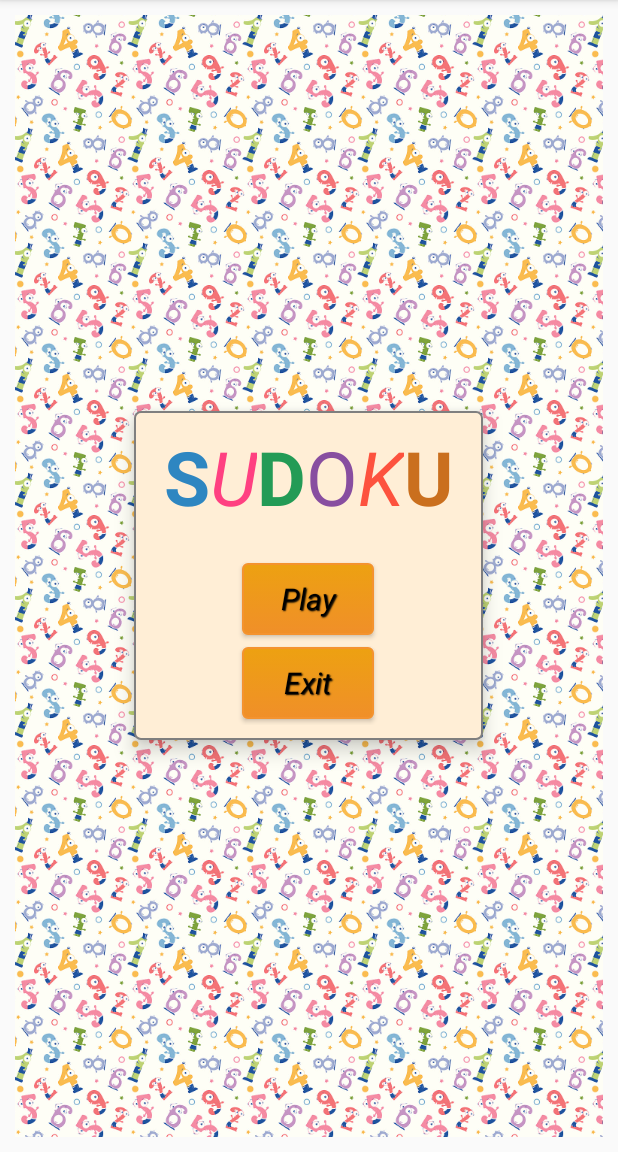
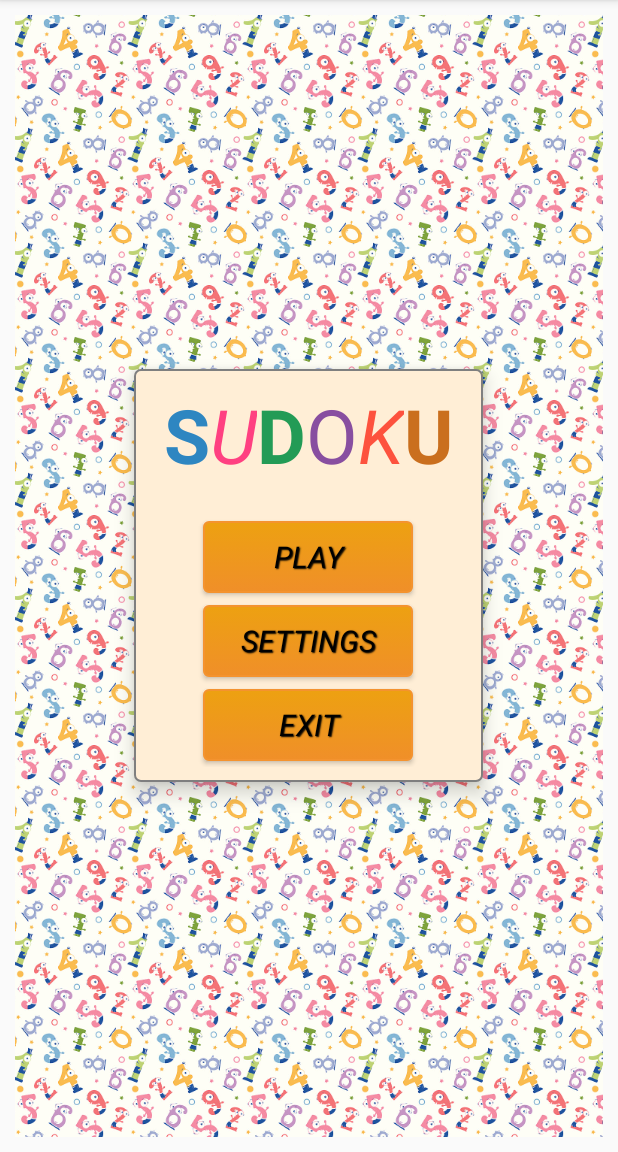
Before and after one commit to gautambaghel/sudoku, an Android app: the screen it shows after launch (MainActivity), on a phone screen of 412 x 824 dp, the part 84-1236 px from its top. Run offline under Robolectric (Android 15) with nearby library versions, the phone set to English and light mode, and no system bars.

Commit message:
settings added and saving. Works fine

```diff
--- /dev/null
+++ b/app/src/main/java/com/gautambaghel/sudoku/Settings.java
@@ -0,0 +1,46 @@
+package com.gautambaghel.sudoku;
+
+/*
+ * Created by Gautam on 10/27/17.
+ */
+
+class Settings {
+
+    private boolean music;
+    private String level;
+    final String[] GAME_LEVELS = {"EASY", "MEDIUM", "HARD"};
+    final String SETTINGS_DATA = "settings_data";
+
+    Settings() {
+        music = true;
+        level = "EASY";
+    }
+
+    boolean isMusic() {
+        return music;
+    }
+
+    void setMusic(boolean music) {
+        this.music = music;
+    }
+
+    String getLevel() {
+        return level;
+    }
+
+    void setLevel(String level) {
+        this.level = level;
+    }
+
+    @Override
+    public String toString() {
+        return Boolean.toString(music) + "," + level;
+    }
+
+    void applySettings(String settings) {
+        String[] s = settings.split(",");
+
+        music = Boolean.parseBoolean(s[0]);
+        level = s[1];
+    }
+}
--- a/app/src/main/res/layout/activity_main.xml
+++ b/app/src/main/res/layout/activity_main.xml
@@ -94,22 +94,32 @@
         <Button
             android:id="@+id/bSinglePlayer"
             style="@style/btnStyleYellow"
-            android:layout_width="wrap_content"
+            android:layout_width="140dp"
             android:layout_height="wrap_content"
             android:layout_gravity="center"
             android:layout_margin="@dimen/menu_button_margin"
             android:padding="@dimen/menu_button_padding"
-            android:text="Play" />
+            android:text="PLAY" />
+
+        <Button
+            android:id="@+id/bSettings"
+            style="@style/btnStyleYellow"
+            android:layout_width="140dp"
+            android:layout_height="wrap_content"
+            android:layout_gravity="center"
+            android:layout_margin="@dimen/menu_button_margin"
+            android:padding="@dimen/menu_button_padding"
+            android:text="SETTINGS" />
 
         <Button
             android:id="@+id/bExit"
             style="@style/btnStyleYellow"
-            android:layout_width="wrap_content"
+            android:layout_width="140dp"
             android:layout_height="wrap_content"
             android:layout_gravity="center"
             android:layout_margin="@dimen/menu_button_margin"
             android:padding="@dimen/menu_button_padding"
-            android:text="Exit" />
+            android:text="EXIT" />
 
     </LinearLayout>
 
```
Also changed, not shown: app/src/main/java/com/gautambaghel/sudoku/MainActivity.java (+119 -2 lines), app/src/main/res/layout/dialog_settings.xml (added, +66 -0 lines), app/src/main/res/layout/spinner_item.xml (added, +13 -0 lines).
